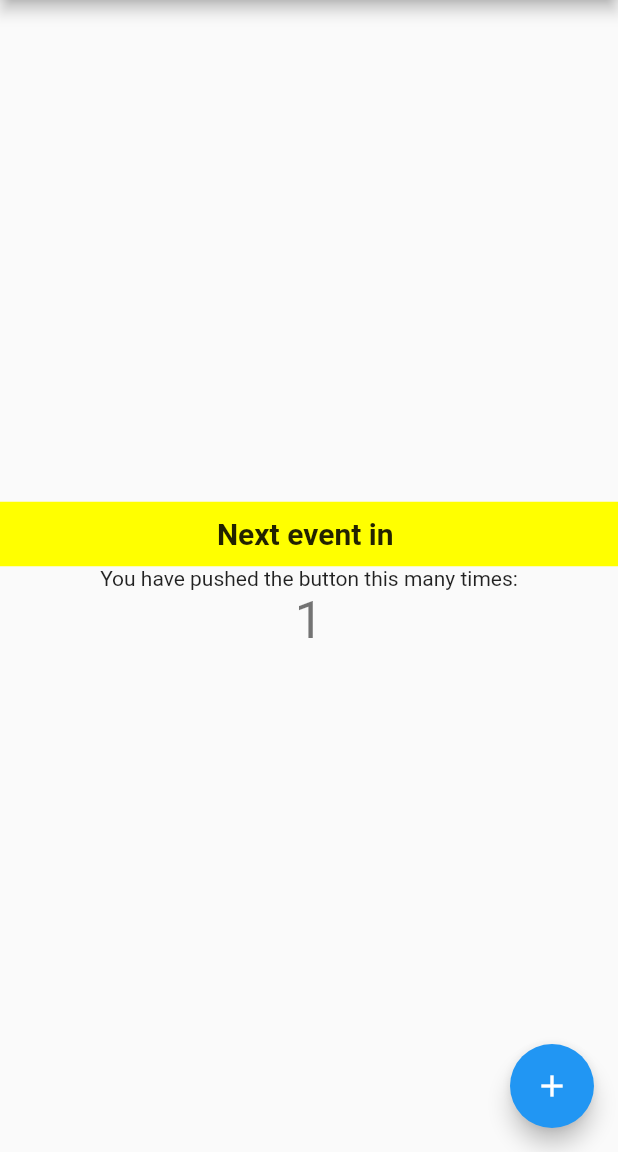
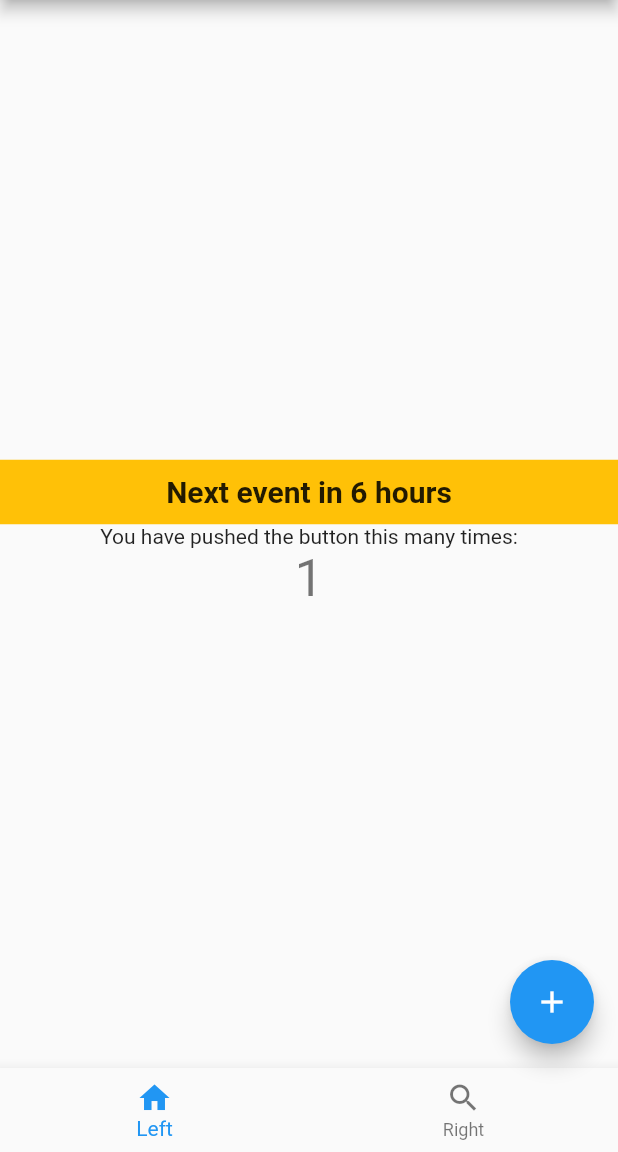
Before and after one commit to enricod/1d1h1photo-flutter, a Flutter app: the screen it shows after launch, after a tap on the "add" icon, on a phone screen of 412 x 824 dp, the part 84-1236 px from its top. Run offline on Flutter 3.47's test engine with Material 2 defaults, Android fonts, the phone set to English and light mode, and no system bars.

Commit message:
barra navigazione in basso

```diff
--- a/lib/pages/home_page.dart
+++ b/lib/pages/home_page.dart
@@ -36,35 +36,12 @@ class _MyHomePageState extends State<MyHomePage> {
 
   @override
   Widget build(BuildContext context) {
-    // This method is rerun every time setState is called, for instance as done
-    // by the _incrementCounter method above.
-    //
-    // The Flutter framework has been optimized to make rerunning build methods
-    // fast, so that you can just rebuild anything that needs updating rather
-    // than having to individually change instances of widgets.
     return new Scaffold(
       appBar: new AppBar(
-        // Here we take the value from the MyHomePage object that was created by
-        // the App.build method, and use it to set our appbar title.
         title: new Text(widget.title),
       ),
       body: new Center(
-        // Center is a layout widget. It takes a single child and positions it
-        // in the middle of the parent.
         child: new Column(
-          // Column is also layout widget. It takes a list of children and
-          // arranges them vertically. By default, it sizes itself to fit its
-          // children horizontally, and tries to be as tall as its parent.
-          //
-          // Invoke "debug paint" (press "p" in the console where you ran
-          // "flutter run", or select "Toggle Debug Paint" from the Flutter tool
-          // window in IntelliJ) to see the wireframe for each widget.
-          //
-          // Column has various properties to control how it sizes itself and
-          // how it positions its children. Here we use mainAxisAlignment to
-          // center the children vertically; the main axis here is the vertical
-          // axis because Columns are vertical (the cross axis would be
-          // horizontal).
           mainAxisAlignment: MainAxisAlignment.center,
           children: <Widget>[
             new NextEvent(),
@@ -83,6 +60,24 @@ class _MyHomePageState extends State<MyHomePage> {
         tooltip: 'Increment',
         child: new Icon(Icons.add),
       ), // This trailing comma makes auto-formatting nicer for build methods.
+      bottomNavigationBar:  new BottomNavigationBar(
+          currentIndex: 0,
+          onTap: (int index) {
+            print("hai premuto " + index.toString());
+              //setState((){  });
+            },
+          items: <BottomNavigationBarItem>[
+            new BottomNavigationBarItem(
+              icon: new Icon(Icons.home),
+              title: new Text("Left"),
+            ),
+
+            new BottomNavigationBarItem(
+              icon: new Icon(Icons.search),
+              title: new Text("Right"),
+            ),
+        ],
+      ),
     );
   }
 }
--- a/lib/ui/next_event.dart
+++ b/lib/ui/next_event.dart
@@ -16,11 +16,11 @@ class NextEventState extends State<NextEvent> {
   @override
   Widget build(BuildContext context) {
     return new Material(
-      color: Colors.yellowAccent,
+      color: Colors.amber,
       child:  new Padding(
         padding: new EdgeInsets.all(10.0),
         child: new Center(
-          child: new Text("Next event in ",
+          child: new Text("Next event in 6 hours",
           style: new TextStyle(
             fontSize: 20.0,
             fontWeight: FontWeight.bold
```
Also changed, not shown: 3 other files.
